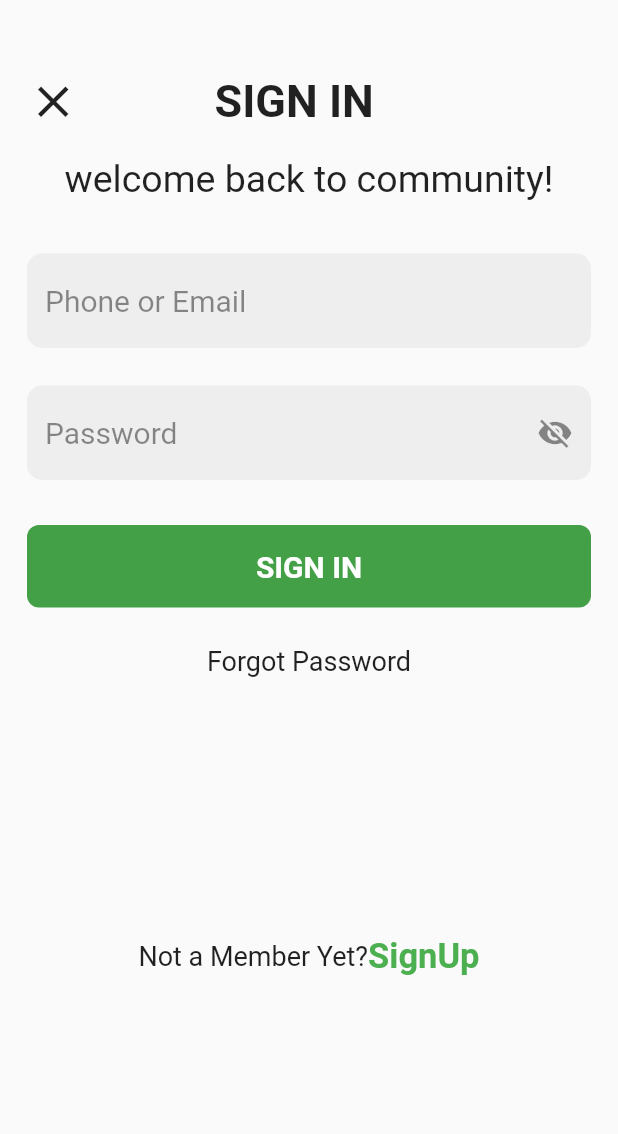
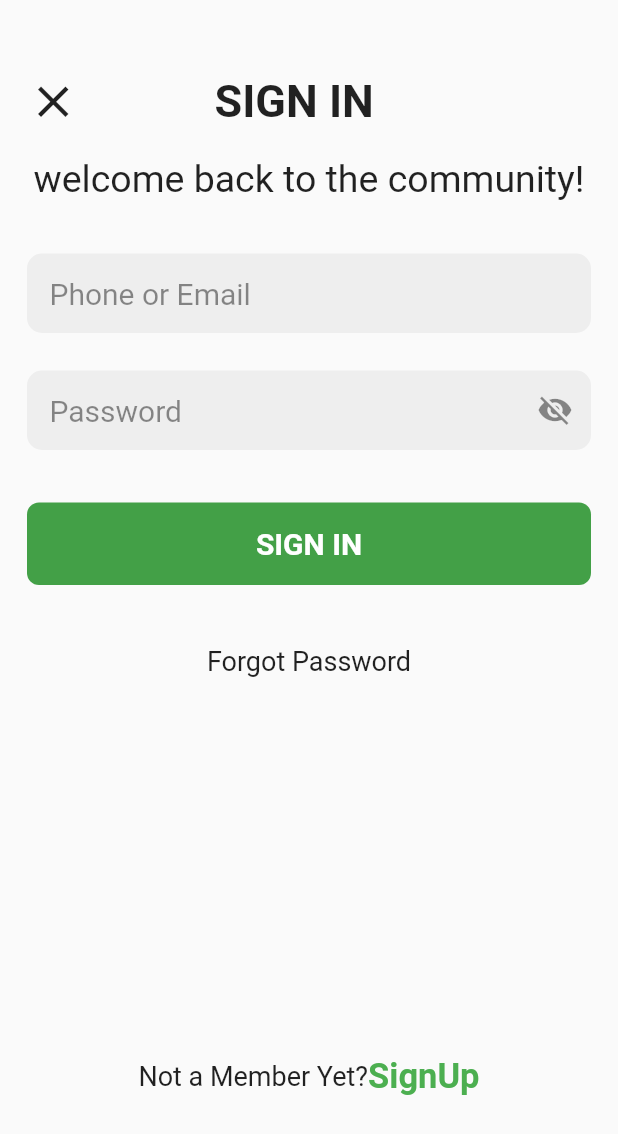
Before and after one commit to himal-rawal/Test-1, a Flutter app: the Login screen opened directly, on a phone screen of 412 x 824 dp. Shown: the top 1134 px of the screen. Run offline on Flutter 3.47's test engine with Material 2 defaults, Android fonts, the phone set to English and light mode, and no system bars.

Commit message:
updates in sizes

```diff
--- a/lib/Screens/LoginScreen.dart
+++ b/lib/Screens/LoginScreen.dart
@@ -39,7 +39,7 @@ class _LoginState extends State<Login> {
                 height: 20.0,
               ),
               Text(
-                "welcome back to community!",
+                "welcome back to the community!",
                 style: TextStyle(fontSize: 25),
               ),
               SizedBox(height: 35),
@@ -49,7 +49,7 @@ class _LoginState extends State<Login> {
               ),
               buildTextField("Password"),
               SizedBox(
-                height: 30,
+                height: 35,
               ),
               Container(
                 height: 55,
@@ -69,14 +69,15 @@ class _LoginState extends State<Login> {
                 ),
               ),
               SizedBox(
-                height: 25,
+                height: 40,
               ),
               Text(
                 "Forgot Password",
                 style: TextStyle(fontSize: 18),
               ),
-              //SizedBox(height: 50),
+              SizedBox(height: 160),
               Flexible(
+                fit: FlexFit.loose,
                 flex: 1,
                 child: Container(
                   child: Center(
@@ -108,6 +109,7 @@ class _LoginState extends State<Login> {
   Widget buildTextField(String hintText) {
     return TextField(
       decoration: InputDecoration(
+        contentPadding: EdgeInsets.all(15.0),
         fillColor: Colors.grey[200],
         filled: true,
         hintText: hintText,
--- a/lib/Screens/Signupscreen.dart
+++ b/lib/Screens/Signupscreen.dart
@@ -120,6 +120,7 @@ class _SignUpState extends State<SignUp> {
   Widget buildTextField(String hintText) {
     return TextField(
       decoration: InputDecoration(
+        contentPadding: EdgeInsets.all(15.0),
         fillColor: Colors.grey[200],
         filled: true,
         hintText: hintText,
--- a/lib/main.dart
+++ b/lib/main.dart
@@ -1,6 +1,6 @@
 import 'package:flutter/material.dart';
-//import 'package:test1/Screens/LoginScreen.dart';
-import 'package:test1/Screens/Signupscreen.dart';
+import 'package:test1/Screens/LoginScreen.dart';
+//import 'package:test1/Screens/Signupscreen.dart';
 
 void main(List<String> args) {
   runApp(MyApp());
@@ -11,7 +11,7 @@ class MyApp extends StatelessWidget {
   Widget build(BuildContext context) {
     return MaterialApp(
       debugShowCheckedModeBanner: false,
-      home: SignUp(),
+      home: Login(),
     );
   }
 }
```
